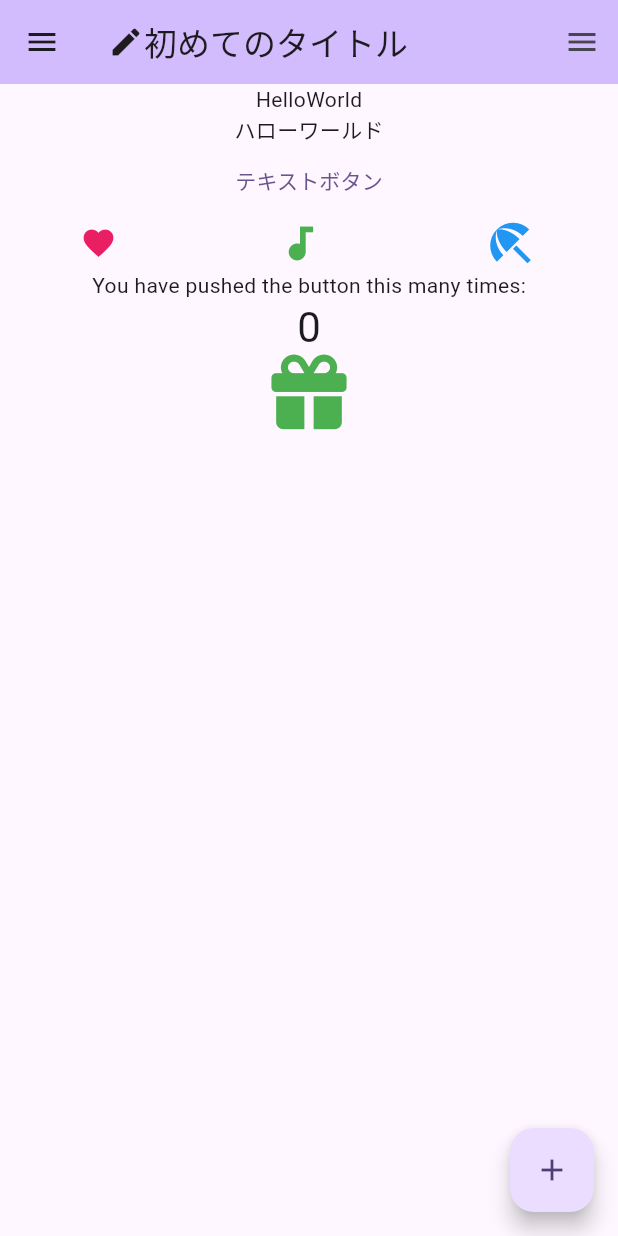
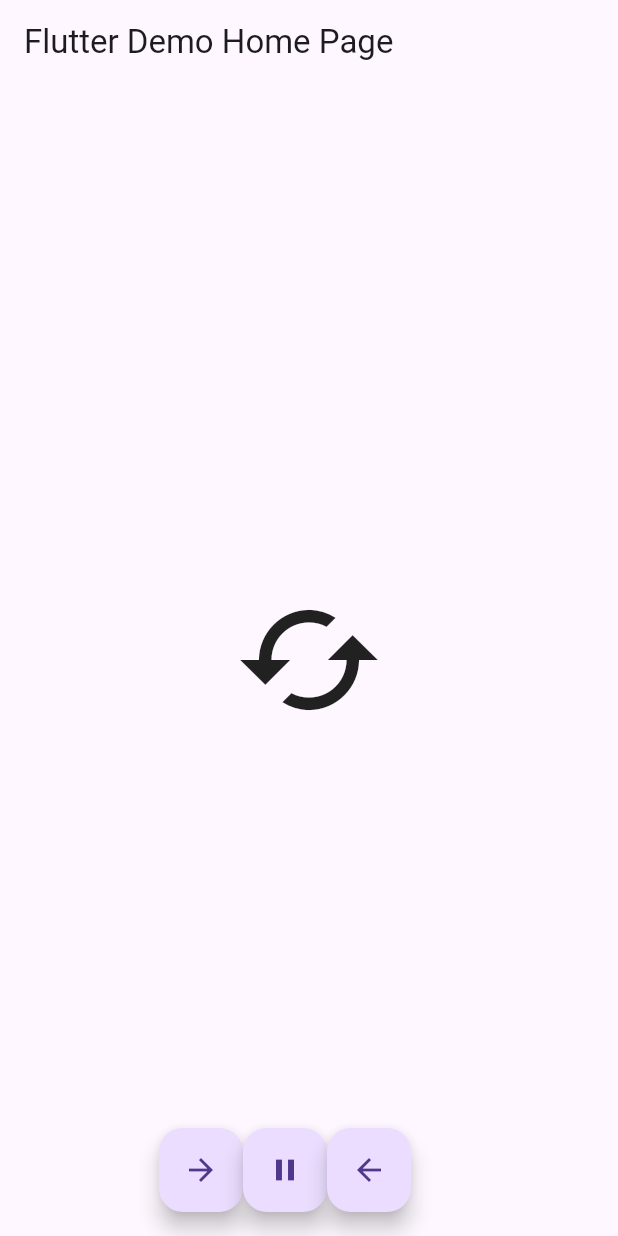
Before and after one commit to morieeeenyo/helloworld, a Flutter app: the screen it shows after launch, on a phone screen of 412 x 824 dp. Run offline on Flutter 3.47's test engine with Material 3 defaults, Android fonts, the phone set to English and light mode, and no system bars.

Commit message:
chore: アニメーションを効かせる

```diff
--- a/lib/main.dart
+++ b/lib/main.dart
@@ -1,36 +1,19 @@
+import 'dart:math';
 import 'package:flutter/material.dart';
-import 'package:font_awesome_flutter/font_awesome_flutter.dart';
 
 void main() {
   runApp(const MyApp());
 }
 
 class MyApp extends StatelessWidget {
-  const MyApp({super.key});
+  const MyApp({Key? key}) : super(key: key);
 
-  // This widget is the root of your application.
   @override
   Widget build(BuildContext context) {
     return MaterialApp(
-      title: 'Hello World App',
+      title: 'Flutter Demo',
       theme: ThemeData(
-        // This is the theme of your application.
-        //
-        // TRY THIS: Try running your application with "flutter run". You'll see
-        // the application has a purple toolbar. Then, without quitting the app,
-        // try changing the seedColor in the colorScheme below to Colors.green
-        // and then invoke "hot reload" (save your changes or press the "hot
-        // reload" button in a Flutter-supported IDE, or press "r" if you used
-        // the command line to start the app).
-        //
-        // Notice that the counter didn't reset back to zero; the application
-        // state is not lost during the reload. To reset the state, use hot
-        // restart instead.
-        //
-        // This works for code too, not just values: Most code changes can be
-        // tested with just a hot reload.
-        colorScheme: ColorScheme.fromSeed(seedColor: Colors.deepPurple),
-        useMaterial3: true,
+        primarySwatch: Colors.blue,
       ),
       home: const MyHomePage(title: 'Flutter Demo Home Page'),
     );
@@ -38,153 +21,79 @@ class MyApp extends StatelessWidget {
 }
 
 class MyHomePage extends StatefulWidget {
-  const MyHomePage({super.key, required this.title});
-
-  // This widget is the home page of your application. It is stateful, meaning
-  // that it has a State object (defined below) that contains fields that affect
-  // how it looks.
-
-  // This class is the configuration for the state. It holds the values (in this
-  // case the title) provided by the parent (in this case the App widget) and
-  // used by the build method of the State. Fields in a Widget subclass are
-  // always marked "final".
-
+  const MyHomePage({Key? key, required this.title}) : super(key: key);
   final String title;
 
   @override
   State<MyHomePage> createState() => _MyHomePageState();
 }
 
-class _MyHomePageState extends State<MyHomePage> {
-  int _counter = 0;
+class _MyHomePageState extends State<MyHomePage> with TickerProviderStateMixin {
+  late AnimationController _animationController;
+  late Animation _animation;
 
-  void _incrementCounter() {
+  // 再生
+  _forward() async {
     setState(() {
-      // This call to setState tells the Flutter framework that something has
-      // changed in this State, which causes it to rerun the build method below
-      // so that the display can reflect the updated values. If we changed
-      // _counter without calling setState(), then the build method would not be
-      // called again, and so nothing would appear to happen.
-      _counter++;
+      _animationController.forward();
     });
+  }
+
+  // 停止
+  _stop() async {
+    setState(() {
+      _animationController.stop();
+    });
+  }
+
+  // 逆再生
+  _reverse() async {
+    setState(() {
+      _animationController.reverse();
+    });
+  }
+
+  // 生成
+  @override
+  void initState() {
+    super.initState();
+    _animationController =
+        AnimationController(vsync: this, duration: const Duration(seconds: 1));
+    _animation = _animationController.drive(Tween(begin: 0.0, end: 2.0 * pi));
+  }
+
+  // 破棄
+  @override
+  void dispose() {
+    _animationController.dispose();
+    super.dispose();
   }
 
   @override
   Widget build(BuildContext context) {
-    // This method is rerun every time setState is called, for instance as done
-    // by the _incrementCounter method above.
-    //
-    // The Flutter framework has been optimized to make rerunning build methods
-    // fast, so that you can just rebuild anything that needs updating rather
-    // than having to individually change instances of widgets.
     return Scaffold(
       appBar: AppBar(
-        // TRY THIS: Try changing the color here to a specific color (to
-        // Colors.amber, perhaps?) and trigger a hot reload to see the AppBar
-        // change color while the other colors stay the same.
-        backgroundColor: Theme.of(context).colorScheme.inversePrimary,
-        // Here we take the value from the MyHomePage object that was created by
-        // the App.build method, and use it to set our appbar title.
-        title: const Row(children: [
-          Icon(Icons.create),
-          Text("初めてのタイトル"),
-        ]),
+        title: Text(widget.title),
       ),
-      body: Column(children: [
-        const Text("HelloWorld"),
-        const Text("ハローワールド"),
-        TextButton(
-          onPressed: () => {print("ボタンが押されたよ")},
-          child: const Text("テキストボタン"),
+      body: Center(
+        child: AnimatedBuilder(
+          animation: _animation,
+          builder: (context, _) {
+            return Transform.rotate(
+                angle: _animation.value,
+                child: const Icon(Icons.cached, size: 100));
+          },
         ),
-        const Row(mainAxisAlignment: MainAxisAlignment.spaceAround, children: [
-          Icon(
-            Icons.favorite,
-            color: Colors.pink,
-            size: 24.0,
-          ),
-          Icon(
-            Icons.audiotrack,
-            color: Colors.green,
-            size: 30.0,
-          ),
-          Icon(
-            Icons.beach_access,
-            color: Colors.blue,
-            size: 36.0,
-          ),
-        ]),
-        Center(
-          // Center is a layout widget. It takes a single child and positions it
-          // in the middle of the parent.
-          child: Column(
-            // Column is also a layout widget. It takes a list of children and
-            // arranges them vertically. By default, it sizes itself to fit its
-            // children horizontally, and tries to be as tall as its parent.
-            //
-            // Column has various properties to control how it sizes itself and
-            // how it positions its children. Here we use mainAxisAlignment to
-            // center the children vertically; the main axis here is the vertical
-            // axis because Columns are vertical (the cross axis would be
-            // horizontal).
-            //
-            // TRY THIS: Invoke "debug painting" (choose the "Toggle Debug Paint"
-            // action in the IDE, or press "p" in the console), to see the
-            // wireframe for each widget.
-            mainAxisAlignment: MainAxisAlignment.center,
-            children: <Widget>[
-              const Text(
-                'You have pushed the button this many times:',
-              ),
-              Text(
-                '$_counter',
-                style: Theme.of(context).textTheme.headlineMedium,
-              ),
-              const Icon(FontAwesomeIcons.gift,
-                  color: Colors.green, size: 50.0),
-            ],
-          ),
-        ),
+      ),
+      // 再生、停止、逆再生のボタン
+      floatingActionButton:
+          Row(mainAxisAlignment: MainAxisAlignment.center, children: [
+        FloatingActionButton(
+            onPressed: _forward, child: const Icon(Icons.arrow_forward)),
+        FloatingActionButton(onPressed: _stop, child: const Icon(Icons.pause)),
+        FloatingActionButton(
+            onPressed: _reverse, child: const Icon(Icons.arrow_back)),
       ]),
-      // body: Center(
-      //   // Center is a layout widget. It takes a single child and positions it
-      //   // in the middle of the parent.
-      //   child: Column(
-      //     // Column is also a layout widget. It takes a list of children and
-      //     // arranges them vertically. By default, it sizes itself to fit its
-      //     // children horizontally, and tries to be as tall as its parent.
-      //     //
-      //     // Column has various properties to control how it sizes itself and
-      //     // how it positions its children. Here we use mainAxisAlignment to
-      //     // center the children vertically; the main axis here is the vertical
-      //     // axis because Columns are vertical (the cross axis would be
-      //     // horizontal).
-      //     //
-      //     // TRY THIS: Invoke "debug painting" (choose the "Toggle Debug Paint"
-      //     // action in the IDE, or press "p" in the console), to see the
-      //     // wireframe for each widget.
-      //     mainAxisAlignment: MainAxisAlignment.center,
-      //     children: <Widget>[
-      //       const Text(
-      //         'You have pushed the button this many times:',
-      //       ),
-      //       Text(
-      //         '$_counter',
-      //         style: Theme.of(context).textTheme.headlineMedium,
-      //       ),
-      //     ],
-      //   ),
-      // ),
-      floatingActionButton: FloatingActionButton(
-        onPressed: _incrementCounter,
-        tooltip: 'Increment',
-        child: const Icon(Icons.add),
-      ),
-      drawer: const Drawer(child: Center(child: Text("Drawer"))),
-      endDrawer: const Drawer(
-          child: Center(
-              child: Text(
-                  "EndDrawer"))), // This trailing comma makes auto-formatting nicer for build methods.
     );
   }
 }
```
